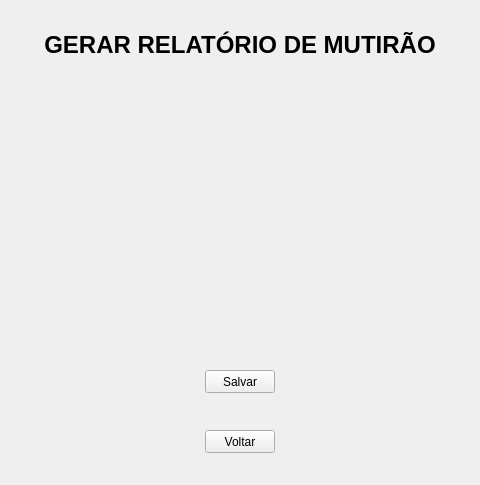
The window that dev/sangueDaUFRJ/report.ui (lucasdepaula/sbvbproject) describes before a commit, drawn with Qt 5.
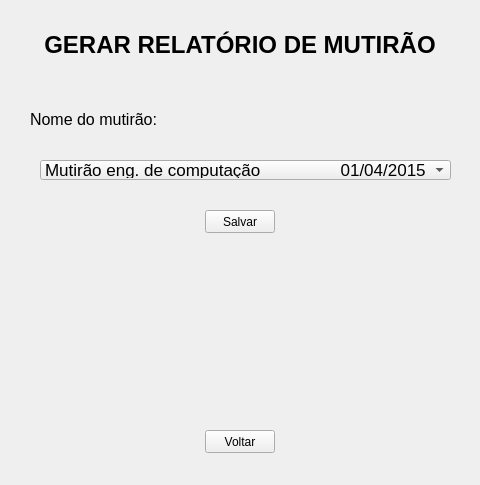
The same window after the commit. Icons and pictures are not drawn.

```diff
--- a/dev/sangueDaUFRJ/report.ui
+++ b/dev/sangueDaUFRJ/report.ui
@@ -77,7 +77,7 @@
    <property name="geometry">
     <rect>
      <x>205</x>
-     <y>370</y>
+     <y>210</y>
      <width>70</width>
      <height>23</height>
     </rect>
@@ -86,6 +86,50 @@
     <string>Salvar</string>
    </property>
   </widget>
+  <widget class="QComboBox" name="comboBox_8">
+   <property name="geometry">
+    <rect>
+     <x>40</x>
+     <y>160</y>
+     <width>411</width>
+     <height>20</height>
+    </rect>
+   </property>
+   <property name="font">
+    <font>
+     <family>Helvetica Neue</family>
+     <pointsize>13</pointsize>
+     <weight>50</weight>
+     <italic>false</italic>
+     <bold>false</bold>
+     <underline>false</underline>
+    </font>
+   </property>
+   <property name="styleSheet">
+    <string notr="true"/>
+   </property>
+   <item>
+    <property name="text">
+     <string>Mutirão eng. de computação                 01/04/2015</string>
+    </property>
+   </item>
+  </widget>
+  <widget class="QLabel" name="label_3">
+   <property name="geometry">
+    <rect>
+     <x>30</x>
+     <y>110</y>
+     <width>141</width>
+     <height>16</height>
+    </rect>
+   </property>
+   <property name="styleSheet">
+    <string notr="true">background:transparent;</string>
+   </property>
+   <property name="text">
+    <string>&lt;html&gt;&lt;head/&gt;&lt;body&gt;&lt;p&gt;&lt;span style=&quot; font-size:12pt;&quot;&gt;Nome do mutirão:&lt;/span&gt;&lt;/p&gt;&lt;/body&gt;&lt;/html&gt;</string>
+   </property>
+  </widget>
  </widget>
  <resources/>
  <connections/>
```
